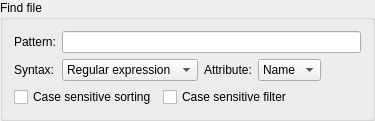
Qt form gui/resources/nodefilterbox.ui (arxsys/dff-ui) before a commit.
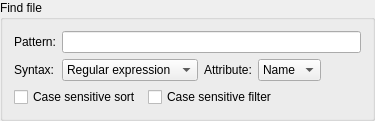
The same form after that commit.

```diff
--- a/gui/resources/nodefilterbox.ui
+++ b/gui/resources/nodefilterbox.ui
@@ -121,7 +121,7 @@
      <item>
       <widget class="QCheckBox" name="sortCaseSensitivityCheckBox">
        <property name="text">
-        <string>Case sensitive sorting</string>
+        <string>Case sensitive sort</string>
        </property>
       </widget>
      </item>
```
